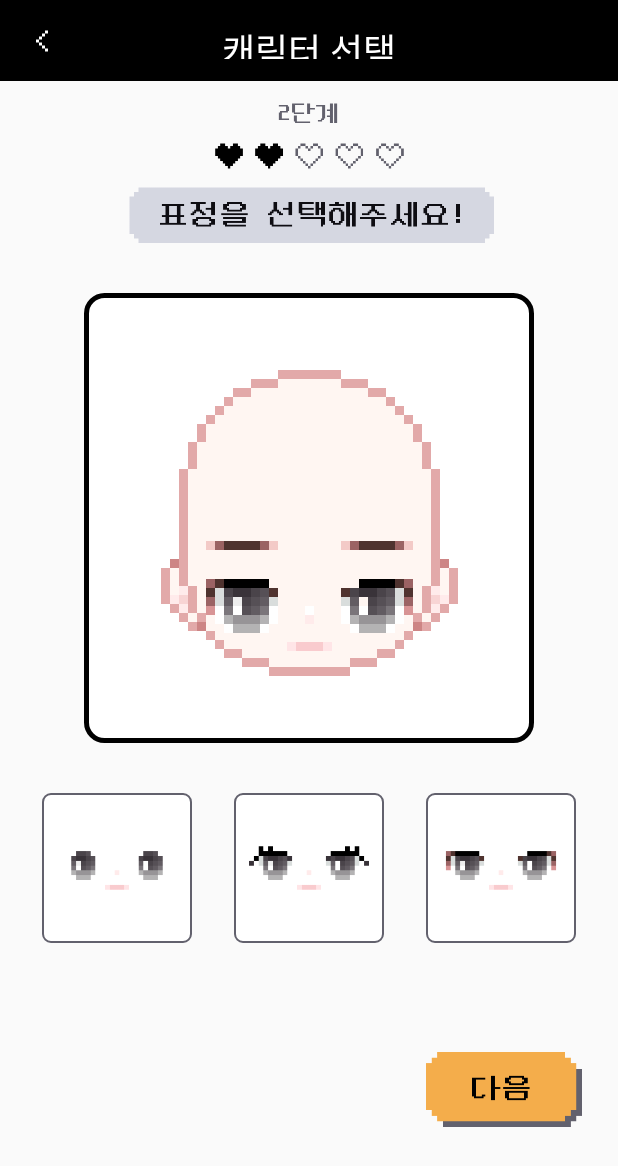
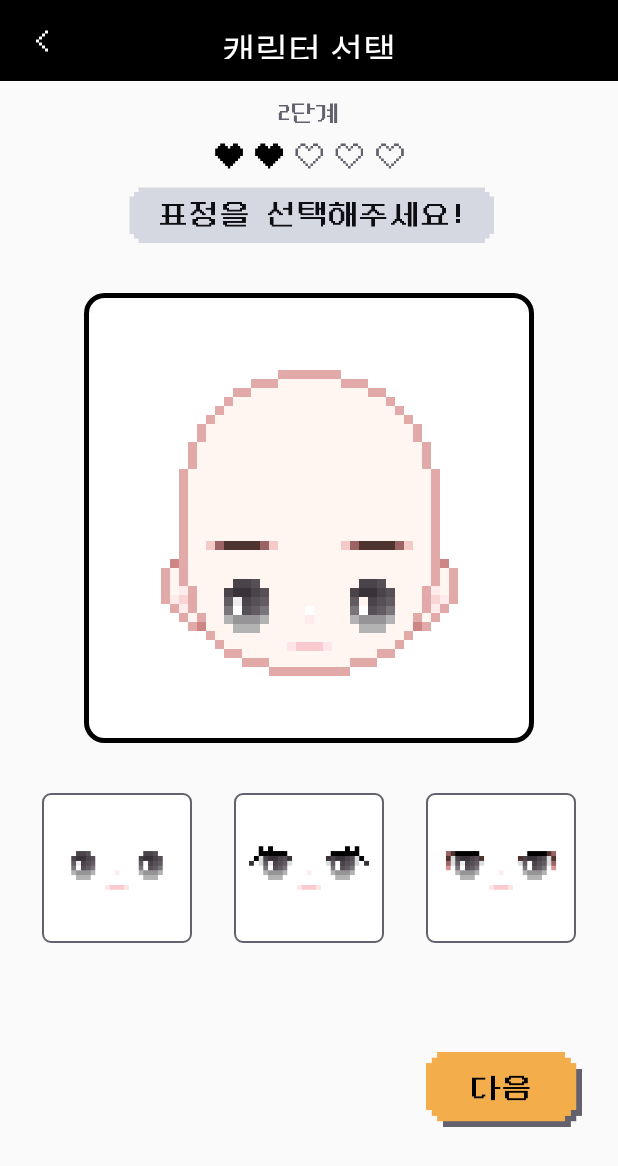
Before and after one commit to DEPthes/3rd-MVP-NoPlanB-Android, an Android app: the fragment FaceSettingFragment placed in its activity, on a phone screen of 412 x 824 dp. Shown: the top 1166 px of the screen. Run offline under Robolectric (Android 15) with nearby library versions, the phone set to English and light mode, and no system bars.

Commit message:
fix/character-setting
표정 전환 수정

```diff
--- a/GrowMe/app/src/main/res/layout/fragment_face_setting.xml
+++ b/GrowMe/app/src/main/res/layout/fragment_face_setting.xml
@@ -80,7 +80,7 @@
         android:id="@+id/layer_face"
         android:layout_width="150dp"
         android:layout_height="66dp"
-        android:src="@drawable/face_3"
+        android:background="@drawable/face_1"
         android:layout_marginBottom="55dp"
         app:layout_constraintBottom_toBottomOf="@id/img_ch_screen"
         app:layout_constraintStart_toStartOf="@id/img_ch_screen"
```
